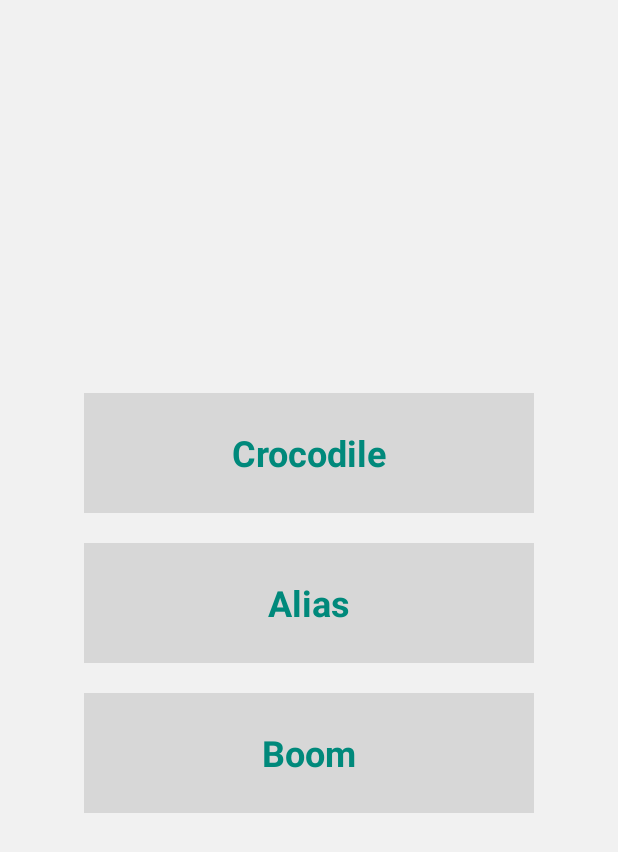
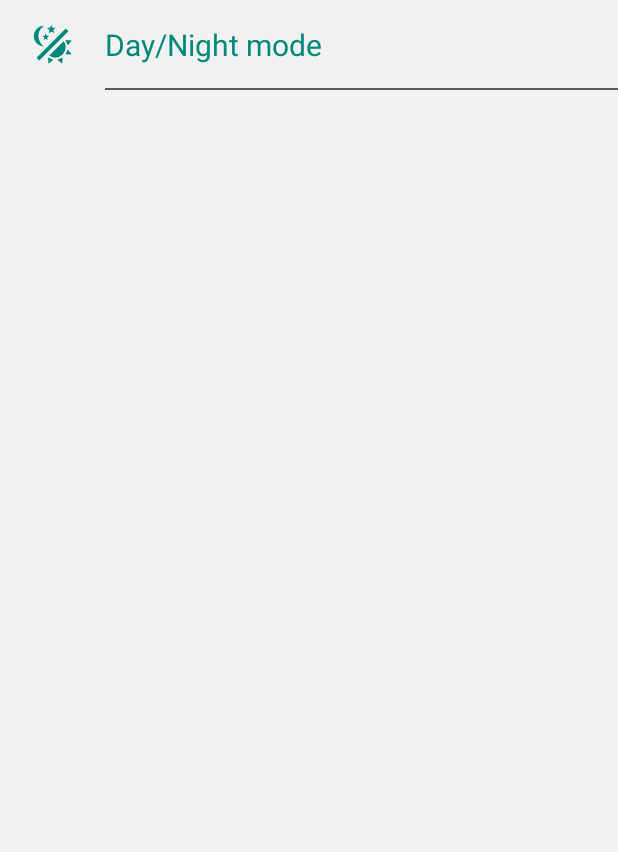
Before and after one commit to GamedevBible/gwf, an Android app: the screen it shows after launch (MainActivity before the commit, SettingsActivity after it), after a tap on an icon or button, on a phone screen of 412 x 824 dp. Shown: the top 852 px of the screen. Run offline under Robolectric (Android 15) with nearby library versions, the phone set to English and light mode, and no system bars.

Commit message:
start settings screen

```diff
--- a/app/src/main/AndroidManifest.xml
+++ b/app/src/main/AndroidManifest.xml
@@ -6,17 +6,18 @@
         android:allowBackup="true"
         android:icon="@mipmap/ic_launcher"
         android:label="@string/app_name"
-        android:name=".MainApplication"
+        android:name=".common.MainApplication"
         android:roundIcon="@mipmap/ic_launcher_round"
         android:supportsRtl="true"
         android:theme="@style/AppTheme">
-        <activity android:name="com.biblegamedev.gwf.MainActivity">
+        <activity android:name="com.biblegamedev.gwf.common.MainActivity">
             <intent-filter>
                 <action android:name="android.intent.action.MAIN" />
 
                 <category android:name="android.intent.category.LAUNCHER" />
             </intent-filter>
         </activity>
+        <activity android:name=".common.SettingsActivity" />
     </application>
 
 </manifest>
--- /dev/null
+++ b/app/src/main/java/com/biblegamedev/gwf/common/Config.kt
@@ -0,0 +1,5 @@
+package com.biblegamedev.gwf.common
+
+object Config {
+    const val mainActivityButtonsInAnimDuration = 100.toLong()
+}
--- a/app/src/main/java/com/biblegamedev/gwf/MainActivity.kt
+++ b/app/src/main/java/com/biblegamedev/gwf/common/MainActivity.kt
@@ -1,12 +1,14 @@
-package com.biblegamedev.gwf
+package com.biblegamedev.gwf.common
 
 import android.animation.AnimatorSet
 import android.animation.ObjectAnimator
+import android.content.Intent
 import androidx.appcompat.app.AppCompatActivity
 import android.os.Bundle
 import android.view.View
 import androidx.appcompat.app.AppCompatDelegate
 import androidx.core.animation.doOnEnd
+import com.biblegamedev.gwf.R
 import kotlinx.android.synthetic.main.activity_main.*
 
 class MainActivity : AppCompatActivity() {
@@ -27,37 +29,31 @@ class MainActivity : AppCompatActivity() {
         }
 
         settingsClickLayout.setOnClickListener {
-            val settingsAnimX = ObjectAnimator.ofFloat(settingsLayout, View.TRANSLATION_X, 0f, ((-1 * this.resources.displayMetrics.widthPixels) / 2 + 100).toFloat()).apply { duration = 500 }
-            val settingsAnimY = ObjectAnimator.ofFloat(settingsLayout, View.TRANSLATION_Y, 0f, (this.resources.displayMetrics.heightPixels / 2 - 100).toFloat()).apply { duration = 500 }
-            val settingsAnimFade = ObjectAnimator.ofFloat(settingsLayout, View.ALPHA, 1f, 0f).apply { duration = 500 }
-            val settingsAnimScaleX = ObjectAnimator.ofFloat(settingsLayout, View.SCALE_X, 1f, 5f).apply { duration = 500 }
-            val settingsAnimScaleY = ObjectAnimator.ofFloat(settingsLayout, View.SCALE_Y, 1f, 5f).apply { duration = 500 }
-            val animSetSettings = AnimatorSet()
-            animSetSettings.playTogether(settingsAnimX, settingsAnimY, settingsAnimFade, settingsAnimScaleX, settingsAnimScaleY)
-            animSetSettings.start()
+            val intent = Intent(this, SettingsActivity::class.java)
+            startActivity(intent)
         }
     }
 
     override fun onResume() {
         super.onResume()
 
-        AnimateButtonsIn()
+        animateButtonsIn()
     }
 
-    private fun AnimateButtonsIn() {
+    private fun animateButtonsIn() {
 
         boomLayout.visibility = View.INVISIBLE
         crocodileLayout.visibility = View.INVISIBLE
         aliasLayout.visibility = View.INVISIBLE
         settingsLayout.visibility = View.INVISIBLE
 
-        val settingsAnimY = ObjectAnimator.ofFloat(settingsLayout, View.TRANSLATION_Y, -100f, 0f).apply { duration = 200 }
-        val settingsAnimFade = ObjectAnimator.ofFloat(settingsLayout, View.ALPHA, 0f, 1f).apply { duration = 200 }
+        val settingsAnimY = ObjectAnimator.ofFloat(settingsLayout, View.TRANSLATION_Y, -100f, 0f).apply { duration = Config.mainActivityButtonsInAnimDuration }
+        val settingsAnimFade = ObjectAnimator.ofFloat(settingsLayout, View.ALPHA, 0f, 1f).apply { duration = Config.mainActivityButtonsInAnimDuration }
         val animSetSettings = AnimatorSet()
         animSetSettings.playTogether(settingsAnimY, settingsAnimFade)
 
-        val crocodileAnimY = ObjectAnimator.ofFloat(crocodileLayout, View.TRANSLATION_Y, -100f, 0f).apply { duration = 200 }
-        val crocodileAnimFade = ObjectAnimator.ofFloat(crocodileLayout, View.ALPHA, 0f, 1f).apply { duration = 200 }
+        val crocodileAnimY = ObjectAnimator.ofFloat(crocodileLayout, View.TRANSLATION_Y, -100f, 0f).apply { duration = Config.mainActivityButtonsInAnimDuration }
+        val crocodileAnimFade = ObjectAnimator.ofFloat(crocodileLayout, View.ALPHA, 0f, 1f).apply { duration = Config.mainActivityButtonsInAnimDuration }
         val animSetCrocodile = AnimatorSet()
         animSetCrocodile.playTogether(crocodileAnimY, crocodileAnimFade)
         animSetCrocodile.doOnEnd {
@@ -65,8 +61,8 @@ class MainActivity : AppCompatActivity() {
             settingsLayout.visibility = View.VISIBLE
         }
 
-        val aliasAnimY = ObjectAnimator.ofFloat(aliasLayout, View.TRANSLATION_Y, -100f, 0f).apply { duration = 200 }
-        val aliasAnimFade = ObjectAnimator.ofFloat(aliasLayout, View.ALPHA, 0f, 1f).apply { duration = 200 }
+        val aliasAnimY = ObjectAnimator.ofFloat(aliasLayout, View.TRANSLATION_Y, -100f, 0f).apply { duration = Config.mainActivityButtonsInAnimDuration }
+        val aliasAnimFade = ObjectAnimator.ofFloat(aliasLayout, View.ALPHA, 0f, 1f).apply { duration = Config.mainActivityButtonsInAnimDuration }
         val animSetAlias = AnimatorSet()
         animSetAlias.playTogether(aliasAnimY, aliasAnimFade)
         animSetAlias.doOnEnd {
@@ -74,8 +70,8 @@ class MainActivity : AppCompatActivity() {
             crocodileLayout.visibility = View.VISIBLE
         }
 
-        val boomAnimY = ObjectAnimator.ofFloat(boomLayout, View.TRANSLATION_Y, -100f, 0f).apply { duration = 200 }
-        val boomAnimFade = ObjectAnimator.ofFloat(boomLayout, View.ALPHA, 0f, 1f).apply { duration = 200 }
+        val boomAnimY = ObjectAnimator.ofFloat(boomLayout, View.TRANSLATION_Y, -100f, 0f).apply { duration = Config.mainActivityButtonsInAnimDuration }
+        val boomAnimFade = ObjectAnimator.ofFloat(boomLayout, View.ALPHA, 0f, 1f).apply { duration = Config.mainActivityButtonsInAnimDuration }
         val animSetBoom = AnimatorSet()
         animSetBoom.playTogether(boomAnimY, boomAnimFade)
         animSetBoom.doOnEnd {
--- a/app/src/main/java/com/biblegamedev/gwf/MainApplication.kt
+++ b/app/src/main/java/com/biblegamedev/gwf/common/MainApplication.kt
@@ -1,4 +1,4 @@
-package com.biblegamedev.gwf
+package com.biblegamedev.gwf.common
 
 import android.app.Application
 import android.content.res.Configuration
--- /dev/null
+++ b/app/src/main/java/com/biblegamedev/gwf/common/SettingsActivity.kt
@@ -0,0 +1,13 @@
+package com.biblegamedev.gwf.common
+
+import android.os.Bundle
+import androidx.appcompat.app.AppCompatActivity
+import com.biblegamedev.gwf.R
+
+class SettingsActivity : AppCompatActivity() {
+
+    override fun onCreate(savedInstanceState: Bundle?) {
+        super.onCreate(savedInstanceState)
+        setContentView(R.layout.activity_settings)
+    }
+}
--- /dev/null
+++ b/app/src/main/res/drawable/theme_light_dark.xml
@@ -0,0 +1,8 @@
+<!-- drawable/theme_light_dark.xml -->
+<vector xmlns:android="http://schemas.android.com/apk/res/android"
+    android:height="24dp"
+    android:width="24dp"
+    android:viewportWidth="24"
+    android:viewportHeight="24">
+    <path android:fillColor="?attr/appColorPrimary" android:pathData="M7.5,2C5.71,3.15 4.5,5.18 4.5,7.5C4.5,9.82 5.71,11.85 7.53,13C4.46,13 2,10.54 2,7.5A5.5,5.5 0 0,1 7.5,2M19.07,3.5L20.5,4.93L4.93,20.5L3.5,19.07L19.07,3.5M12.89,5.93L11.41,5L9.97,6L10.39,4.3L9,3.24L10.75,3.12L11.33,1.47L12,3.1L13.73,3.13L12.38,4.26L12.89,5.93M9.59,9.54L8.43,8.81L7.31,9.59L7.65,8.27L6.56,7.44L7.92,7.35L8.37,6.06L8.88,7.33L10.24,7.36L9.19,8.23L9.59,9.54M19,13.5A5.5,5.5 0 0,1 13.5,19C12.28,19 11.15,18.6 10.24,17.93L17.93,10.24C18.6,11.15 19,12.28 19,13.5M14.6,20.08L17.37,18.93L17.13,22.28L14.6,20.08M18.93,17.38L20.08,14.61L22.28,17.15L18.93,17.38M20.08,12.42L18.94,9.64L22.28,9.88L20.08,12.42M9.63,18.93L12.4,20.08L9.87,22.27L9.63,18.93Z" />
+</vector>
--- a/app/src/main/res/layout/activity_main.xml
+++ b/app/src/main/res/layout/activity_main.xml
@@ -1,17 +1,17 @@
 <?xml version="1.0" encoding="utf-8"?>
 <RelativeLayout xmlns:android="http://schemas.android.com/apk/res/android"
+    android:layout_width="match_parent"
     xmlns:tools="http://schemas.android.com/tools"
-    android:layout_width="match_parent"
     android:fitsSystemWindows="true"
     android:paddingTop="?attr/actionBarSize"
-    android:layout_height="match_parent">
+    android:layout_height="match_parent"
+    tools:context=".common.MainActivity">
     <LinearLayout
         android:layout_width="match_parent"
         android:layout_height="match_parent"
         android:orientation="vertical"
         android:layout_gravity="center"
-        android:gravity="center"
-        tools:context=".MainActivity">
+        android:gravity="center">
         <FrameLayout
             android:layout_width="wrap_content"
             android:layout_height="80dp"
--- /dev/null
+++ b/app/src/main/res/layout/activity_settings.xml
@@ -0,0 +1,50 @@
+<?xml version="1.0" encoding="utf-8"?>
+<RelativeLayout xmlns:android="http://schemas.android.com/apk/res/android"
+    android:layout_width="match_parent"
+    xmlns:tools="http://schemas.android.com/tools"
+    android:fitsSystemWindows="true"
+    android:paddingTop="?attr/actionBarSize"
+    android:layout_height="match_parent"
+    tools:context=".common.SettingsActivity">
+    <ScrollView
+        android:layout_width="match_parent"
+        android:layout_height="match_parent">
+        <LinearLayout
+            android:layout_width="match_parent"
+            android:layout_height="wrap_content"
+            android:orientation="vertical">
+            <FrameLayout
+                android:layout_width="match_parent"
+                android:layout_height="60dp"
+                android:clickable="true"
+                android:focusable="true"
+                android:id="@+id/dayNightModeClickLayout"
+                android:background="?attr/selectableItemBackground">
+                <ImageView
+                    android:layout_width="30dp"
+                    android:layout_height="30dp"
+                    android:layout_gravity="center_vertical"
+                    android:layout_marginStart="20dp"
+                    android:src="@drawable/theme_light_dark"/>
+                <TextView
+                    android:layout_width="match_parent"
+                    android:textSize="20sp"
+                    android:singleLine="true"
+                    android:id="@+id/dayNightModeTextView"
+                    android:lines="1"
+                    android:ellipsize="end"
+                    style="@style/AppTheme"
+                    android:text="Day/Night mode"
+                    android:gravity="center_vertical"
+                    android:layout_height="match_parent"
+                    android:layout_marginStart="70dp"/>
+                <View
+                    android:layout_width="match_parent"
+                    android:layout_height="1dp"
+                    android:layout_marginStart="70dp"
+                    android:background="?attr/scrSettingsButtonGraySeparator"
+                    android:layout_gravity="bottom"/>
+                </FrameLayout>
+        </LinearLayout>
+    </ScrollView>
+</RelativeLayout>
--- a/app/src/main/res/values-night/styles.xml
+++ b/app/src/main/res/values-night/styles.xml
@@ -12,6 +12,7 @@
         <item name="android:textColor">@color/appTextColorGreenDark</item>
         <item name="appColorPrimary">@color/appTextColorGreenDark</item>
         <item name="scrMainButtonGrayBackground">@color/buttonGrayBackgroundDark</item>
+        <item name="scrSettingsButtonGraySeparator">@color/buttonGraySeparatorDark</item>
     </style>
 
 </resources>
--- a/app/src/main/res/values/attrs.xml
+++ b/app/src/main/res/values/attrs.xml
@@ -2,4 +2,5 @@
 <resources>
     <attr name="appColorPrimary" format="color" />
     <attr name="scrMainButtonGrayBackground" format="color" />
+    <attr name="scrSettingsButtonGraySeparator" format="color" />
 </resources>
--- a/app/src/main/res/values/colors.xml
+++ b/app/src/main/res/values/colors.xml
@@ -8,6 +8,8 @@
     <color name="appTextColorGreenDark">#66dda5</color>
     <color name="buttonGrayBackgroundLight">#d7d7d7</color>
     <color name="buttonGrayBackgroundDark">#5a5a5a</color>
+    <color name="buttonGraySeparatorLight">#5a5a5a</color>
+    <color name="buttonGraySeparatorDark">#d7d7d7</color>
     <color name="backgroundDark">#000000</color>
     <color name="backgroundLight">#f1f1f1</color>
 </resources>
--- a/app/src/main/res/values/styles.xml
+++ b/app/src/main/res/values/styles.xml
@@ -12,6 +12,7 @@
         <item name="android:textColor">@color/appTextColorGreenLight</item>
         <item name="appColorPrimary">@color/appTextColorGreenLight</item>
         <item name="scrMainButtonGrayBackground">@color/buttonGrayBackgroundLight</item>
+        <item name="scrSettingsButtonGraySeparator">@color/buttonGraySeparatorLight</item>
     </style>
 
 </resources>
```
